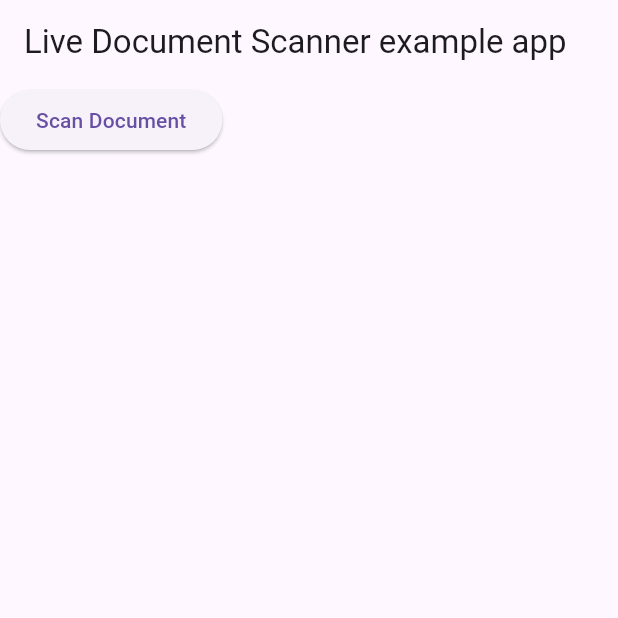
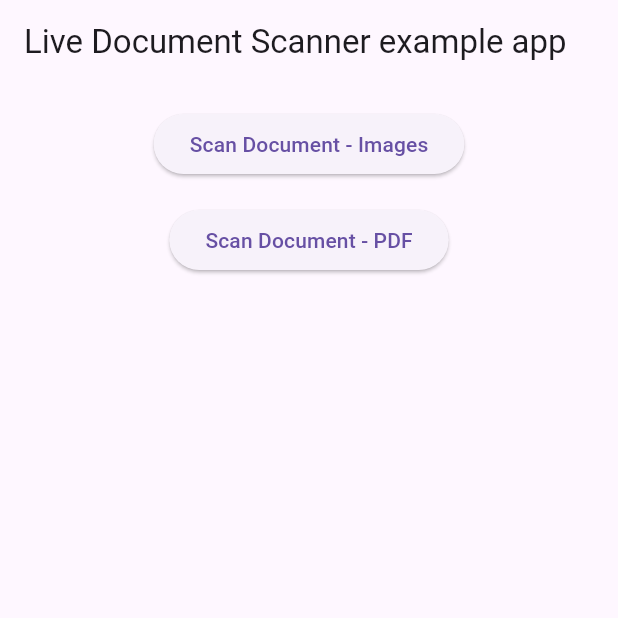
Before and after one commit to prandt/live_document_scanner, a Flutter app: the screen it shows after launch, on a phone screen of 412 x 824 dp, the top half of it. Run offline on Flutter 3.47's test engine with Material 3 defaults, Android fonts, the phone set to English and light mode, and no system bars; our stand-ins replace plugin_platform_interface.

Commit message:
chore: update example app

```diff
--- a/example/lib/main.dart
+++ b/example/lib/main.dart
@@ -13,21 +13,8 @@ class MyApp extends StatefulWidget {
 }
 
 class _MyAppState extends State<MyApp> {
-  final _documentScanner = LiveDocumentScanner(
-      options: DocumentScannerOptions(
-          pageLimit: 1,
-          type: DocumentScannerType.images,
-          galleryImportAllowed: true));
-
-  @override
-  void initState() {
-    super.initState();
-  }
-
-  void _scanDocument() async {
-    final results = await _documentScanner.scanDocument();
-    debugPrint("Results: $results");
-  }
+  List<String>? imagesPath;
+  String? pdfPath;
 
   @override
   Widget build(BuildContext context) {
@@ -36,13 +23,50 @@ class _MyAppState extends State<MyApp> {
         appBar: AppBar(
           title: const Text('Live Document Scanner example app'),
         ),
-        body: Column(
-          children: [
-            ElevatedButton(
-                onPressed: () => _scanDocument(), child: Text("Scan Document"))
-          ],
+        body: Padding(
+          padding: const EdgeInsets.all(16),
+          child: Center(
+            child: Column(
+              children: [
+                ElevatedButton(
+                    onPressed: () => _scanDocumentImages(),
+                    child: Text("Scan Document - Images")),
+                const SizedBox(height: 16),
+                ElevatedButton(
+                    onPressed: () => _scanDocumentPdf(),
+                    child: Text("Scan Document - PDF")),
+                const SizedBox(height: 16),
+                if (imagesPath != null) Text("Images: ${imagesPath!.join(", ")}"),
+                if (pdfPath != null) Text("PDF: $pdfPath"),
+              ],
+            ),
+          ),
         ),
       ),
     );
   }
+
+  void _scanDocumentImages() async {
+    final scanner = LiveDocumentScanner(
+        options: DocumentScannerOptions(
+            pageLimit: 1,
+            type: DocumentScannerType.images,
+            galleryImportAllowed: true));
+    final results = await scanner.scanDocument();
+    setState(() {
+      imagesPath = results.images;
+    });
+  }
+
+  void _scanDocumentPdf() async {
+    final scanner = LiveDocumentScanner(
+        options: DocumentScannerOptions(
+            pageLimit: 10,
+            type: DocumentScannerType.pdf,
+            galleryImportAllowed: false));
+    final results = await scanner.scanDocument();
+    setState(() {
+      imagesPath = results.images;
+    });
+  }
 }
```
Also changed, not shown: 2 other files.
